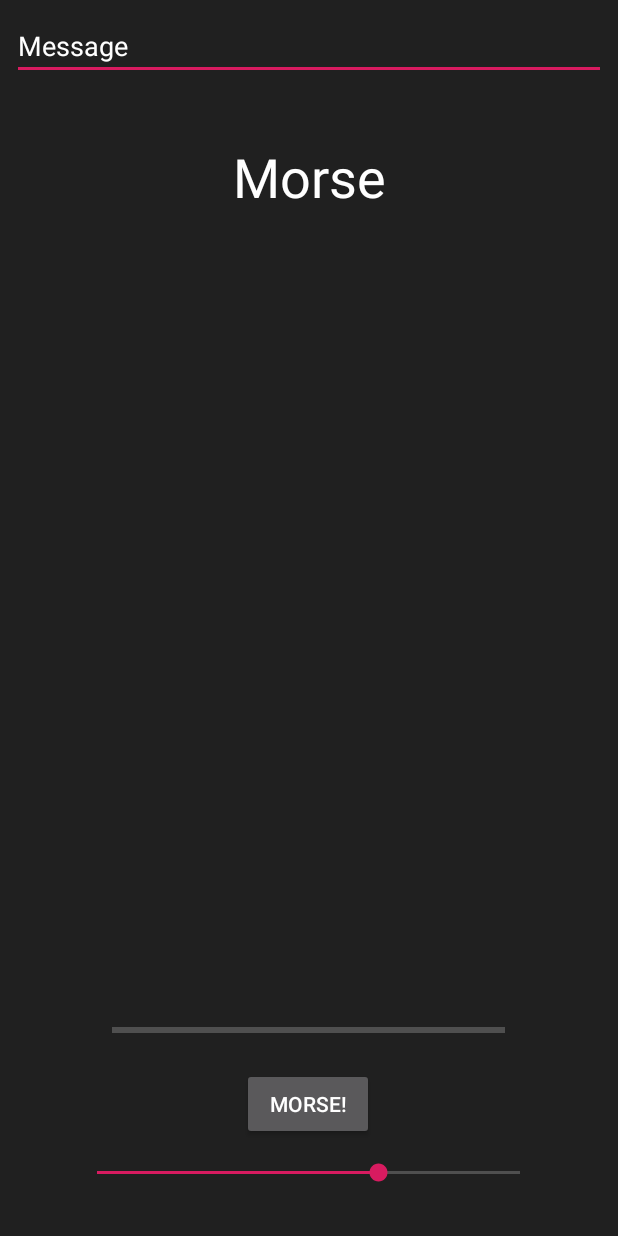
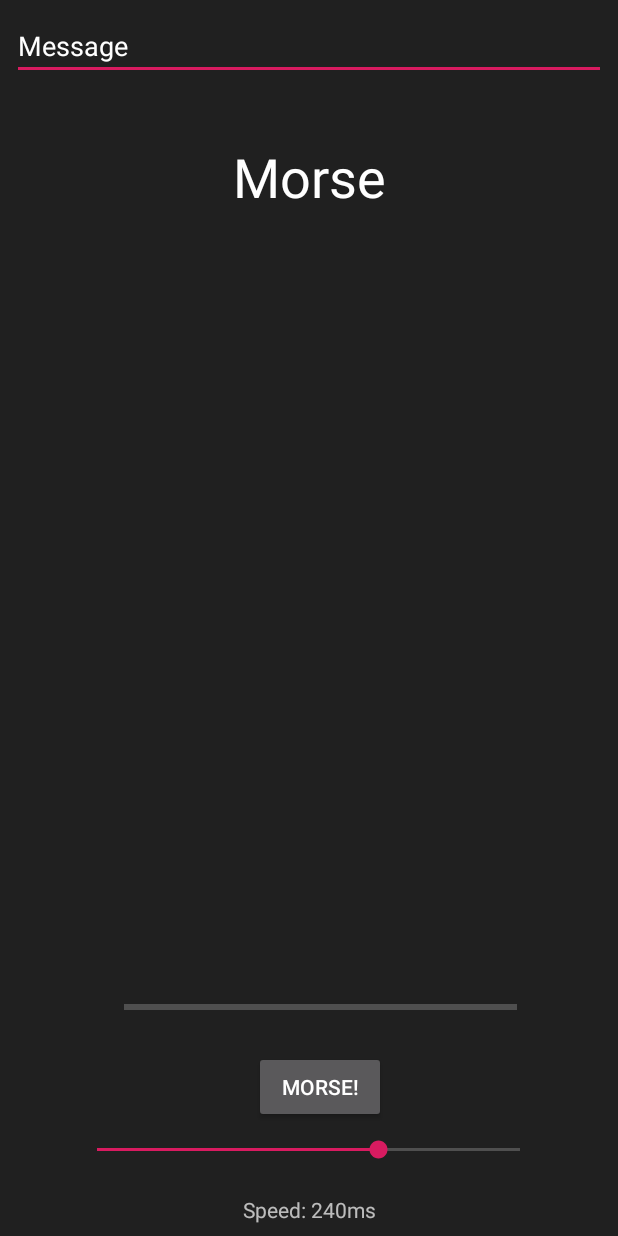
Before and after one commit to programminghoch10/Morse, an Android app: the screen it shows after launch (MainActivity), on a phone screen of 412 x 824 dp. Run offline under Robolectric (Android 15) with nearby library versions, the phone set to English and light mode, and no system bars.

Commit message:
Added SpeedText and signed APK
The speed is now precisly shown as Text below the Speed Slider and a signed APK has been added for people who want to test

```diff
--- a/app/src/main/AndroidManifest.xml
+++ b/app/src/main/AndroidManifest.xml
@@ -1,5 +1,6 @@
 <?xml version="1.0" encoding="utf-8"?>
 <manifest xmlns:android="http://schemas.android.com/apk/res/android"
+    xmlns:tools="http://schemas.android.com/tools"
     package="com.jj.morse">
 
     <application
@@ -8,11 +9,11 @@
         android:label="@string/app_name"
         android:roundIcon="@mipmap/ic_launcher_round"
         android:supportsRtl="true"
-        android:theme="@style/AppTheme">
+        android:theme="@style/AppTheme"
+        tools:ignore="GoogleAppIndexingWarning">
         <activity android:name=".MainActivity">
             <intent-filter>
                 <action android:name="android.intent.action.MAIN" />
-
                 <category android:name="android.intent.category.LAUNCHER" />
             </intent-filter>
         </activity>
--- a/app/src/main/res/layout/activity_main.xml
+++ b/app/src/main/res/layout/activity_main.xml
@@ -40,22 +40,23 @@
         android:id="@+id/button"
         android:layout_width="wrap_content"
         android:layout_height="wrap_content"
-        android:layout_marginBottom="8dp"
+        android:layout_marginBottom="4dp"
         android:onClick="encodebuttonclick"
         android:text="Morse!"
         app:layout_constraintBottom_toTopOf="@+id/speedbar"
         app:layout_constraintEnd_toEndOf="parent"
-        app:layout_constraintHorizontal_bias="0.498"
+        app:layout_constraintHorizontal_bias="0.523"
         app:layout_constraintStart_toStartOf="parent" />
 
     <SeekBar
         android:id="@+id/speedbar"
         android:layout_width="314dp"
         android:layout_height="28dp"
-        android:layout_marginBottom="28dp"
+        android:layout_marginBottom="16dp"
+        android:indeterminate="false"
         android:max="3"
         android:progress="2"
-        app:layout_constraintBottom_toBottomOf="parent"
+        app:layout_constraintBottom_toTopOf="@+id/speedtext"
         app:layout_constraintEnd_toEndOf="parent"
         app:layout_constraintHorizontal_bias="0.494"
         app:layout_constraintStart_toStartOf="parent" />
@@ -65,12 +66,12 @@
         style="?android:attr/progressBarStyleHorizontal"
         android:layout_width="262dp"
         android:layout_height="34dp"
-        android:layout_marginBottom="8dp"
+        android:layout_marginBottom="12dp"
         android:max="100"
         android:progress="0"
         app:layout_constraintBottom_toTopOf="@+id/button"
         app:layout_constraintEnd_toEndOf="parent"
-        app:layout_constraintHorizontal_bias="0.496"
+        app:layout_constraintHorizontal_bias="0.55"
         app:layout_constraintStart_toStartOf="parent" />
 
     <TextView
@@ -87,12 +88,22 @@
         android:id="@+id/currentmorse"
         android:layout_width="wrap_content"
         android:layout_height="wrap_content"
-        android:layout_marginTop="16dp"
+        android:layout_marginTop="32dp"
         android:textColor="@color/colorPrimary"
         android:textSize="36sp"
         app:layout_constraintEnd_toEndOf="parent"
-        app:layout_constraintHorizontal_bias="0.5"
+        app:layout_constraintHorizontal_bias="0.501"
         app:layout_constraintStart_toStartOf="parent"
         app:layout_constraintTop_toBottomOf="@+id/currentmorseletter" />
 
+    <TextView
+        android:id="@+id/speedtext"
+        android:layout_width="wrap_content"
+        android:layout_height="wrap_content"
+        android:layout_marginBottom="8dp"
+        android:text="Speed: 240ms"
+        app:layout_constraintBottom_toBottomOf="parent"
+        app:layout_constraintEnd_toEndOf="parent"
+        app:layout_constraintStart_toStartOf="parent" />
+
 </android.support.constraint.ConstraintLayout>
--- a/build.gradle
+++ b/build.gradle
@@ -7,7 +7,7 @@ buildscript {
 
     }
     dependencies {
-        classpath 'com.android.tools.build:gradle:3.4.0'
+        classpath 'com.android.tools.build:gradle:3.4.1'
 
         // NOTE: Do not place your application dependencies here; they belong
         // in the individual module build.gradle files
```
Also changed, not shown: app/src/main/java/com/jj/morse/MainActivity.java (+8 -7 lines), 2 other files.
